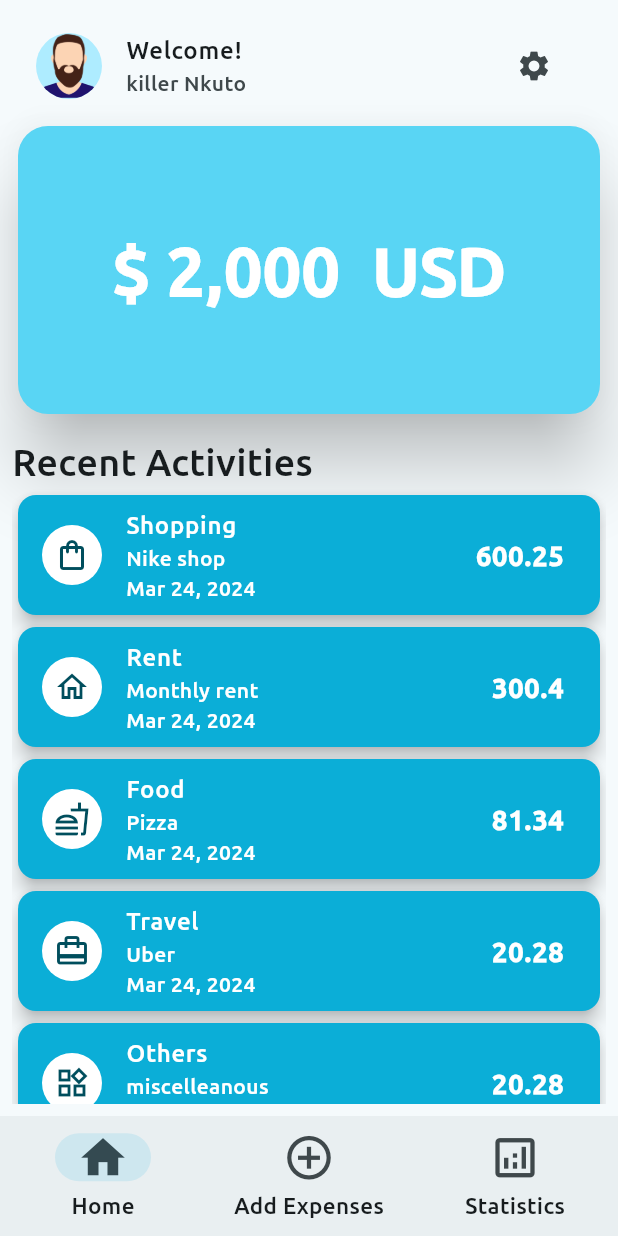
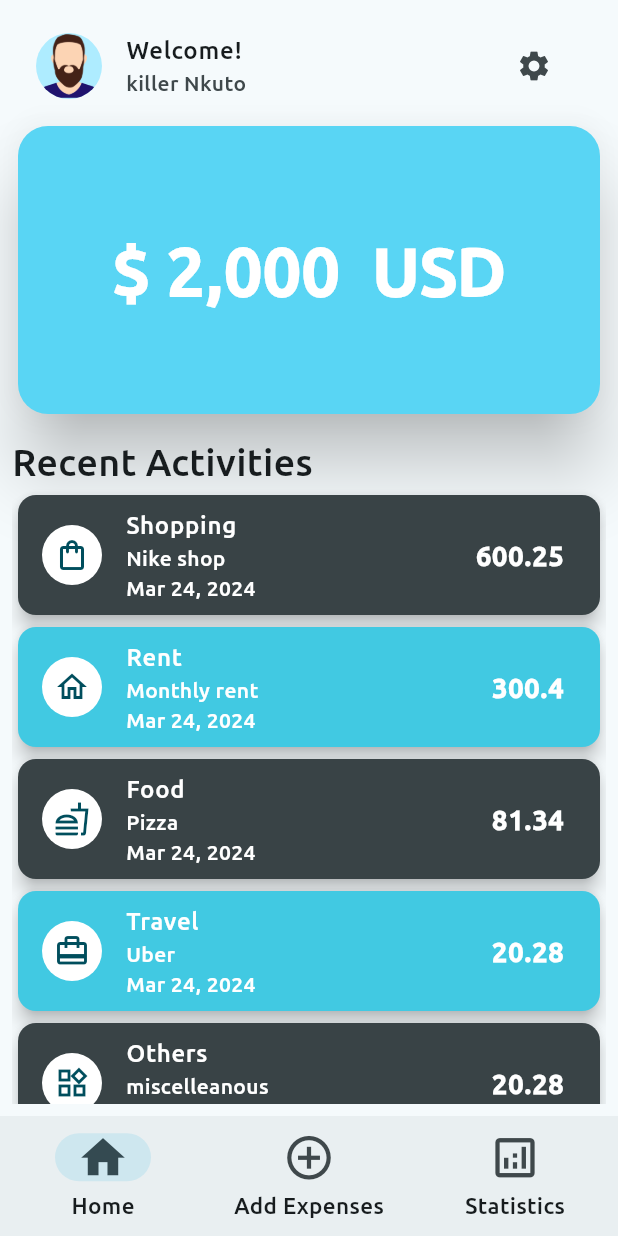
Before and after one commit to kwame70/expenses_app, a Flutter app: the screen it shows after launch, on a phone screen of 412 x 824 dp. Run offline on Flutter 3.47's test engine with Material 3 defaults, Android fonts, the phone set to English and light mode, and no system bars.

Commit message:
activity card bgcolor

```diff
--- a/lib/constants/entry_list.dart
+++ b/lib/constants/entry_list.dart
@@ -32,7 +32,7 @@ final entries = [
   {
     "category": "Food",
     "icon": "fastfood_outlined",
-    "notes": "fufu",
+    "notes": "Fufu",
     "amount": 100.30,
   },
 ];
--- a/lib/pages/welcome.dart
+++ b/lib/pages/welcome.dart
@@ -51,6 +51,9 @@ class Welcome extends StatelessWidget {
                 final entryList = entries[index];
                 //activity card
                 return ActivityCard(
+                    bgColor: index.isEven
+                        ? const Color.fromRGBO(57, 67, 70, 1)
+                        : const Color.fromRGBO(65, 201, 226, 1),
                     category: entryList["category"].toString(),
                     icon: iconDataMap[entryList["icon"].toString()]!,
                     notes: entryList["notes"].toString(),
--- a/lib/widgets/activity_card.dart
+++ b/lib/widgets/activity_card.dart
@@ -8,12 +8,14 @@ class ActivityCard extends StatelessWidget {
     required this.icon,
     required this.notes,
     required this.amount,
+    required this.bgColor,
   });
 
   final IconData icon;
   final String category;
   final String notes;
   final double amount;
+  final Color bgColor;
 
   @override
   Widget build(BuildContext context) {
@@ -24,7 +26,7 @@ class ActivityCard extends StatelessWidget {
     String formattedDate = formatter.format(now);
 
     return Card(
-      color: const Color.fromARGB(255, 11, 174, 215),
+      color: bgColor,
       elevation: 5,
       child: ListTile(
         leading: CircleAvatar(
```
